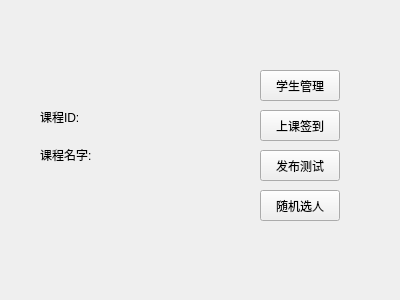
First picture: the form in Classroom_Assistant/teacherclassinfo.ui, repository naifuliang/Classroom_Assistant, before the edit.
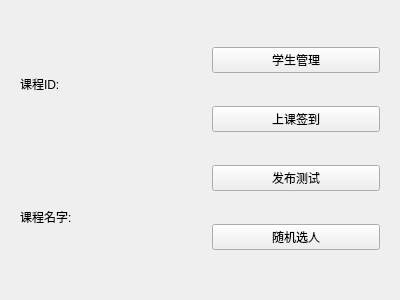
Second picture: the form after the edit.

The edit to the form file:
```diff
--- a/Classroom_Assistant/teacherclassinfo.ui
+++ b/Classroom_Assistant/teacherclassinfo.ui
@@ -13,44 +13,32 @@
   <property name="windowTitle">
    <string>Form</string>
   </property>
-  <widget class="QWidget" name="verticalLayoutWidget">
-   <property name="geometry">
-    <rect>
-     <x>40</x>
-     <y>100</y>
-     <width>160</width>
-     <height>71</height>
-    </rect>
-   </property>
-   <layout class="QVBoxLayout" name="verticalLayout">
+  <layout class="QHBoxLayout" name="horizontalLayout">
     <item>
-     <layout class="QHBoxLayout" name="horizontalLayout_3">
-      <item>
+    <widget class="QWidget" name="widget" native="true">
+     <layout class="QGridLayout" name="gridLayout">
+      <item row="0" column="0">
        <widget class="QLabel" name="label_5">
         <property name="text">
          <string>课程ID:</string>
         </property>
        </widget>
       </item>
-      <item>
+      <item row="0" column="1" colspan="2">
        <widget class="QLabel" name="classIDLabel">
         <property name="text">
          <string/>
         </property>
        </widget>
       </item>
-     </layout>
-    </item>
-    <item>
-     <layout class="QHBoxLayout" name="horizontalLayout">
-      <item>
+      <item row="1" column="0">
        <widget class="QLabel" name="label">
         <property name="text">
          <string>课程名字:</string>
         </property>
        </widget>
       </item>
-      <item>
+      <item row="1" column="1" colspan="2">
        <widget class="QLabel" name="classNameLabel">
         <property name="text">
          <string/>
@@ -58,61 +46,43 @@
        </widget>
       </item>
      </layout>
-    </item>
-   </layout>
-  </widget>
+    </widget>
+   </item>
+   <item>
+    <widget class="QWidget" name="widget_2" native="true">
+     <layout class="QVBoxLayout" name="verticalLayout">
+      <item>
   <widget class="QPushButton" name="StudentManageButton">
-   <property name="geometry">
-    <rect>
-     <x>260</x>
-     <y>70</y>
-     <width>80</width>
-     <height>31</height>
-    </rect>
-   </property>
    <property name="text">
     <string>学生管理</string>
    </property>
   </widget>
+      </item>
+      <item>
   <widget class="QPushButton" name="SignupButton">
-   <property name="geometry">
-    <rect>
-     <x>260</x>
-     <y>110</y>
-     <width>80</width>
-     <height>31</height>
-    </rect>
-   </property>
    <property name="text">
     <string>上课签到</string>
    </property>
   </widget>
+      </item>
+      <item>
   <widget class="QPushButton" name="QuizButton">
-   <property name="geometry">
-    <rect>
-     <x>260</x>
-     <y>150</y>
-     <width>80</width>
-     <height>31</height>
-    </rect>
-   </property>
    <property name="text">
     <string>发布测试</string>
    </property>
   </widget>
+      </item>
+      <item>
   <widget class="QPushButton" name="ChooseroleButton">
-   <property name="geometry">
-    <rect>
-     <x>260</x>
-     <y>190</y>
-     <width>80</width>
-     <height>31</height>
-    </rect>
-   </property>
    <property name="text">
     <string>随机选人</string>
    </property>
   </widget>
+      </item>
+     </layout>
+    </widget>
+   </item>
+  </layout>
  </widget>
  <resources/>
  <connections/>
```
Lines whose indentation alone changed are shown as unchanged.
